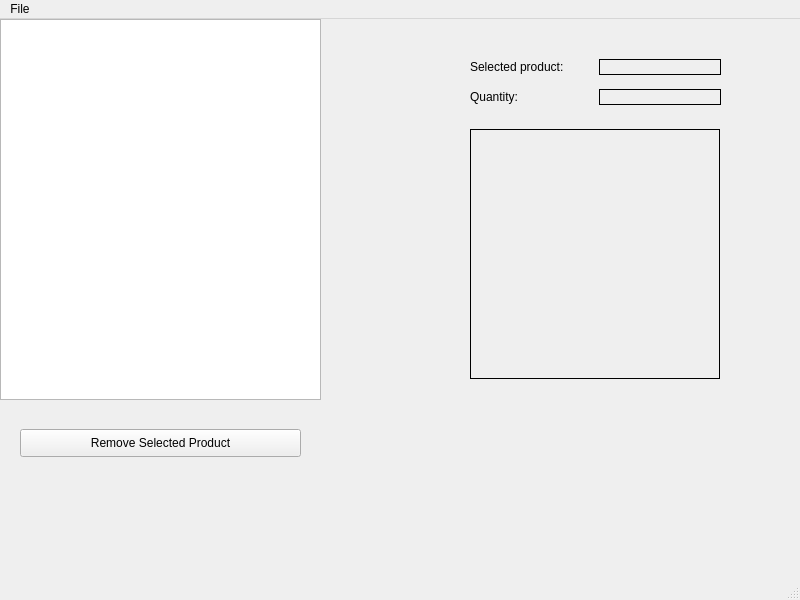
Before: the Qt Designer form mainwindow.ui in AdziuG/StoreInventoryQt, drawn with Qt 5.
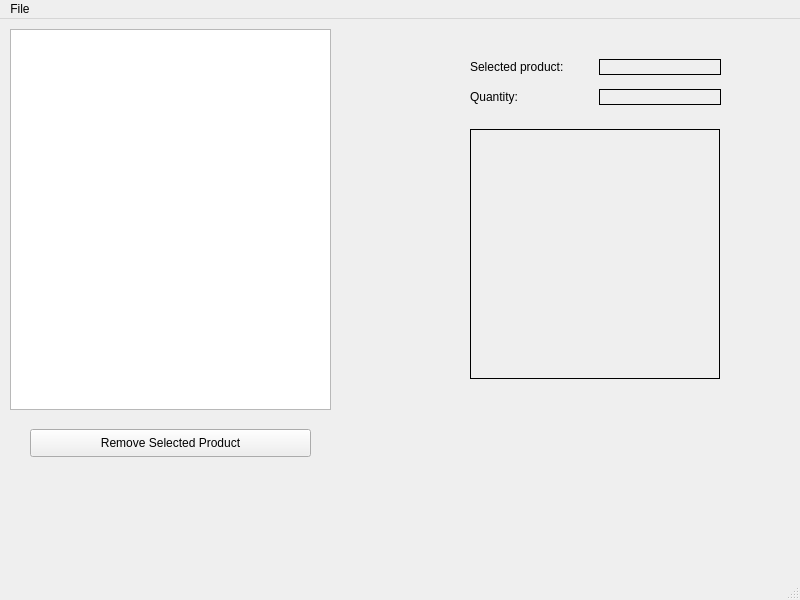
After: the same form once the commit is applied.

The edit to the form file:
```diff
--- a/mainwindow.ui
+++ b/mainwindow.ui
@@ -17,8 +17,8 @@
    <widget class="QListWidget" name="listProducts">
     <property name="geometry">
      <rect>
-      <x>0</x>
-      <y>0</y>
+      <x>10</x>
+      <y>10</y>
       <width>321</width>
       <height>381</height>
      </rect>
@@ -43,7 +43,7 @@
    <widget class="QPushButton" name="btnRemoveProduct">
     <property name="geometry">
      <rect>
-      <x>20</x>
+      <x>30</x>
       <y>410</y>
       <width>281</width>
       <height>28</height>
@@ -53,7 +53,7 @@
      <string>Remove Selected Product</string>
     </property>
    </widget>
-   <widget class="QWidget" name="">
+   <widget class="QWidget" name="layoutWidget">
     <property name="geometry">
      <rect>
       <x>470</x>
@@ -82,7 +82,7 @@
      </item>
     </layout>
    </widget>
-   <widget class="QWidget" name="">
+   <widget class="QWidget" name="layoutWidget">
     <property name="geometry">
      <rect>
       <x>470</x>
```
